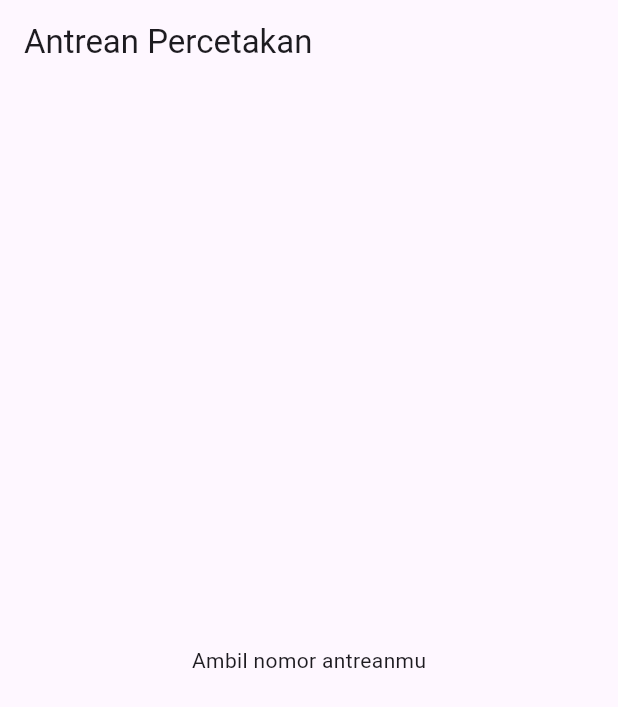
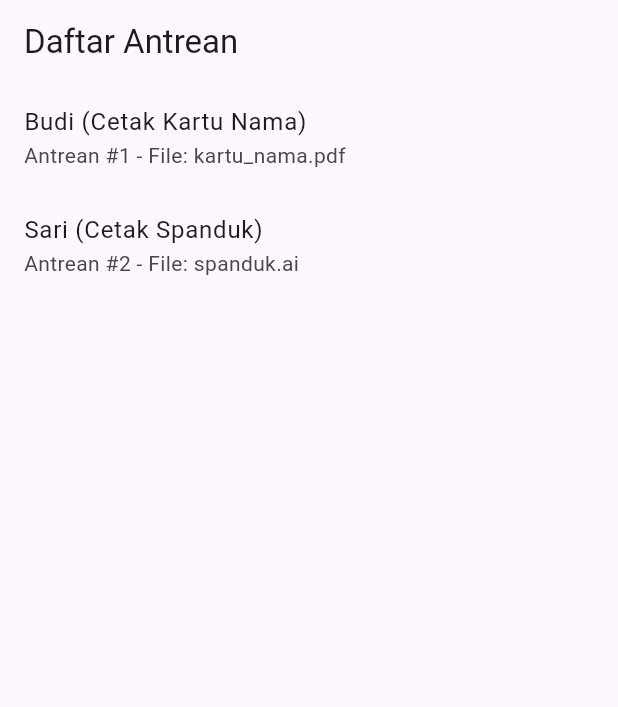
Before and after one commit to Nindyaayuu/antrean, a Flutter app: the screen it shows after launch, on a phone screen of 412 x 824 dp. Shown: the top 707 px of the screen. Run offline on Flutter 3.47's test engine with Material 3 defaults, Android fonts, the phone set to English and light mode, and no system bars.

Commit message:
tampilkan daftar dummy antrean di layar utama

```diff
--- a/lib/main.dart
+++ b/lib/main.dart
@@ -1,20 +1,6 @@
 import 'package:flutter/material.dart';
+import 'screens/home_screen.dart';
 
 void main() {
-  runApp(const MyApp());
+  runApp(MaterialApp(debugShowCheckedModeBanner: false, home: HomeScreen()));
 }
-
-class MyApp extends StatelessWidget {
-  const MyApp({super.key});
-
-  @override
-  Widget build(BuildContext context) {
-    return MaterialApp(
-      debugShowCheckedModeBanner: false,
-      home: Scaffold(
-        appBar: AppBar(title: const Text('Antrean Percetakan')),
-        body: const Center(child: Text('Ambil nomor antreanmu')),
-      ),
-    );
-  }
-}
--- /dev/null
+++ b/lib/screens/home_screen.dart
@@ -0,0 +1,40 @@
+import 'package:flutter/material.dart';
+import '../models/antrean.dart';
+
+class HomeScreen extends StatelessWidget {
+  final List<Antrean> antreanList = [
+    Antrean(
+      nama: 'Budi',
+      layanan: 'Cetak Kartu Nama',
+      pickupTime: DateTime.now(),
+      fileName: 'kartu_nama.pdf',
+      nomorAntrean: 1,
+    ),
+    Antrean(
+      nama: 'Sari',
+      layanan: 'Cetak Spanduk',
+      pickupTime: DateTime.now(),
+      fileName: 'spanduk.ai',
+      nomorAntrean: 2,
+    ),
+  ];
+
+  @override
+  Widget build(BuildContext context) {
+    return Scaffold(
+      appBar: AppBar(title: Text('Daftar Antrean')),
+      body: ListView.builder(
+        itemCount: antreanList.length,
+        itemBuilder: (context, index) {
+          final antrean = antreanList[index];
+          return ListTile(
+            title: Text('${antrean.nama} (${antrean.layanan})'),
+            subtitle: Text(
+              'Antrean #${antrean.nomorAntrean} - File: ${antrean.fileName}',
+            ),
+          );
+        },
+      ),
+    );
+  }
+}
```
